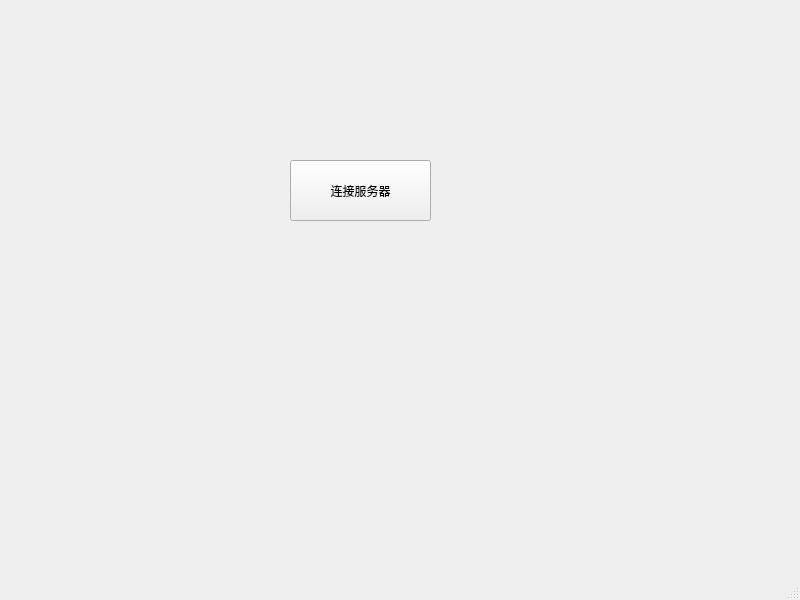
This is litechat_login.ui in joshmiao/LiteChat as Qt 5 draws it before an edit. The edited form follows.
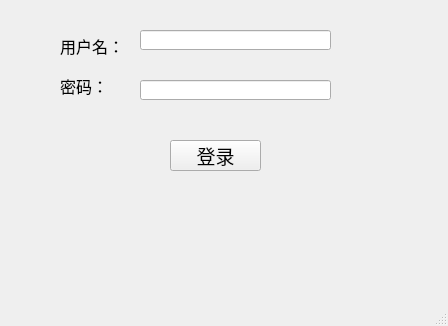
This is the edited form.

The edit to the form file:
```diff
--- a/litechat_login.ui
+++ b/litechat_login.ui
@@ -6,8 +6,8 @@
    <rect>
     <x>0</x>
     <y>0</y>
-    <width>800</width>
-    <height>600</height>
+    <width>448</width>
+    <height>326</height>
    </rect>
   </property>
   <property name="windowTitle">
@@ -17,14 +17,75 @@
    <widget class="QPushButton" name="pushButton">
     <property name="geometry">
      <rect>
-      <x>290</x>
-      <y>160</y>
-      <width>141</width>
-      <height>61</height>
+      <x>170</x>
+      <y>140</y>
+      <width>91</width>
+      <height>31</height>
      </rect>
     </property>
+    <property name="font">
+     <font>
+      <pointsize>14</pointsize>
+     </font>
+    </property>
     <property name="text">
-     <string>连接服务器</string>
+     <string>登录</string>
+    </property>
+   </widget>
+   <widget class="QLabel" name="label">
+    <property name="geometry">
+     <rect>
+      <x>60</x>
+      <y>30</y>
+      <width>61</width>
+      <height>31</height>
+     </rect>
+    </property>
+    <property name="font">
+     <font>
+      <pointsize>12</pointsize>
+     </font>
+    </property>
+    <property name="text">
+     <string>用户名：</string>
+    </property>
+   </widget>
+   <widget class="QLabel" name="label_2">
+    <property name="geometry">
+     <rect>
+      <x>60</x>
+      <y>70</y>
+      <width>61</width>
+      <height>31</height>
+     </rect>
+    </property>
+    <property name="font">
+     <font>
+      <pointsize>12</pointsize>
+     </font>
+    </property>
+    <property name="text">
+     <string>密码：</string>
+    </property>
+   </widget>
+   <widget class="QLineEdit" name="lineEdit">
+    <property name="geometry">
+     <rect>
+      <x>140</x>
+      <y>30</y>
+      <width>191</width>
+      <height>20</height>
+     </rect>
+    </property>
+   </widget>
+   <widget class="QLineEdit" name="lineEdit_2">
+    <property name="geometry">
+     <rect>
+      <x>140</x>
+      <y>80</y>
+      <width>191</width>
+      <height>20</height>
+     </rect>
     </property>
    </widget>
   </widget>
```
Left out of the diff: 2 changed lines with no effect on the pictures.
